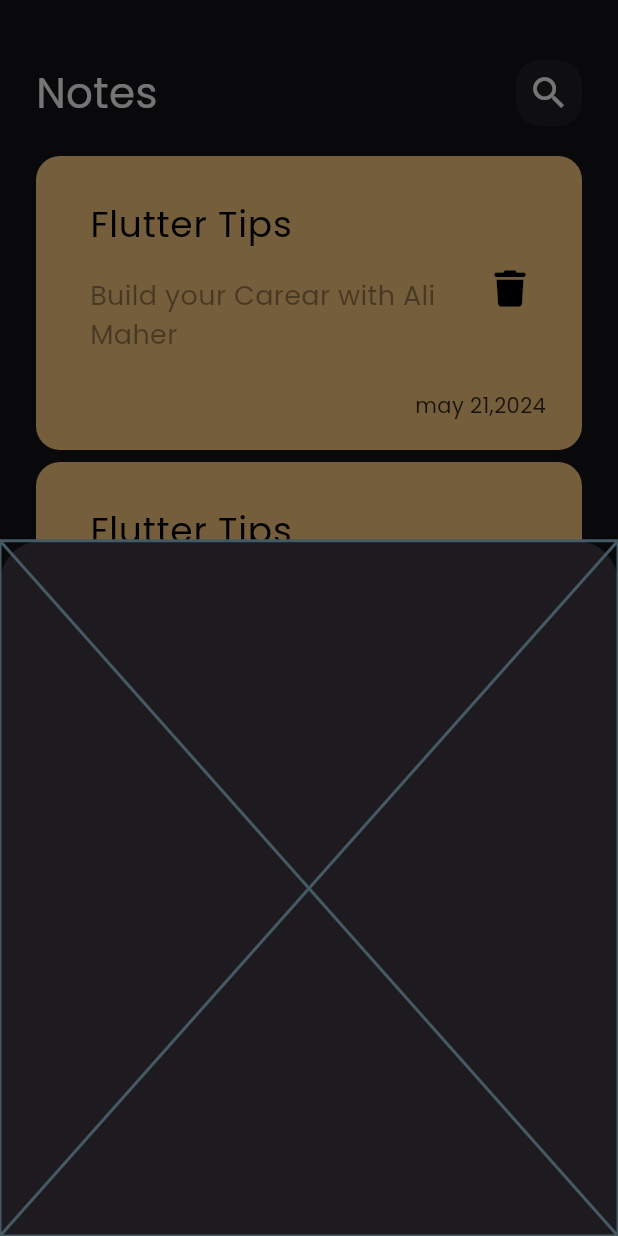
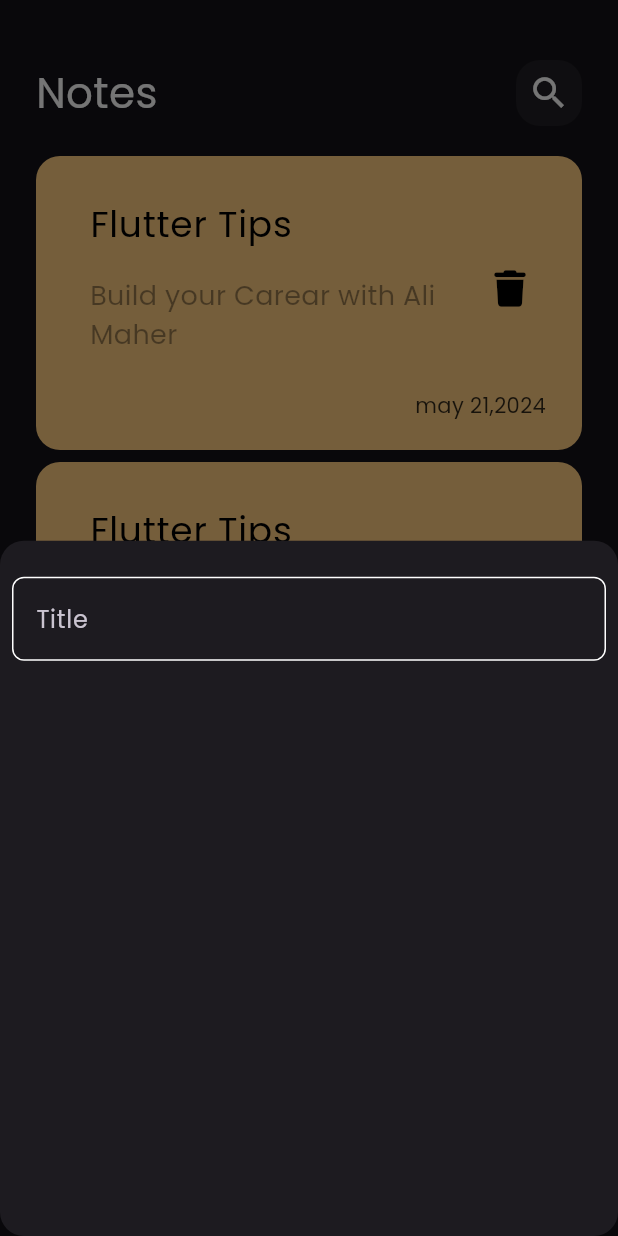
Before and after one commit to ALi-Maher-Mohamed/notes_app, a Flutter app: the screen it shows after launch, after a tap on the "add" icon, on a phone screen of 412 x 824 dp. Run offline on Flutter 3.47's test engine with Material 3 defaults, Android fonts, the phone set to English and light mode, and no system bars; our stand-ins replace font_awesome_flutter.

Commit message:
create custom text field

```diff
--- /dev/null
+++ b/lib/views/helper/constant.dart
@@ -0,0 +1,3 @@
+import 'package:flutter/material.dart';
+
+const kPrimaryColor = Color(0xff62fcd7);
--- a/lib/views/notes_view.dart
+++ b/lib/views/notes_view.dart
@@ -12,6 +12,8 @@ class NotesView extends StatelessWidget {
       floatingActionButton: FloatingActionButton(
         onPressed: () {
           showModalBottomSheet(
+              shape: RoundedRectangleBorder(
+                  borderRadius: BorderRadius.circular(16)),
               context: context,
               builder: (context) {
                 return const AddNoteBottomSheet();
--- a/lib/views/widgets/add_note_bottom_sheet.dart
+++ b/lib/views/widgets/add_note_bottom_sheet.dart
@@ -1,10 +1,36 @@
 import 'package:flutter/material.dart';
+import 'package:note_app/views/helper/constant.dart';
 
 class AddNoteBottomSheet extends StatelessWidget {
   const AddNoteBottomSheet({super.key});
 
   @override
   Widget build(BuildContext context) {
-    return const Placeholder();
+    return Padding(
+      padding: const EdgeInsets.symmetric(
+        vertical: 24.0,
+        horizontal: 8,
+      ),
+      child: Column(
+        children: [
+          TextField(
+            cursorColor: kPrimaryColor,
+            decoration: InputDecoration(
+              hintText: 'Title',
+              border: BuildBorder(),
+              enabledBorder: BuildBorder(),
+              focusedBorder: BuildBorder(kPrimaryColor),
+            ),
+          )
+        ],
+      ),
+    );
+  }
+
+  OutlineInputBorder BuildBorder([Color]) {
+    return OutlineInputBorder(
+      borderSide: BorderSide(color: Color ?? Colors.white),
+      borderRadius: BorderRadius.all(Radius.circular(8)),
+    );
   }
 }
```
